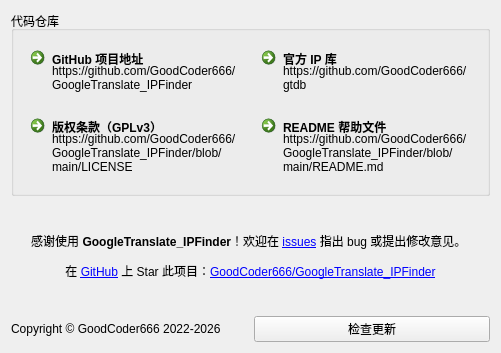
Old version of the form resources/ui/dlgAbout.ui in the repository GoodCoder666/GoogleTranslate_IPFinder.
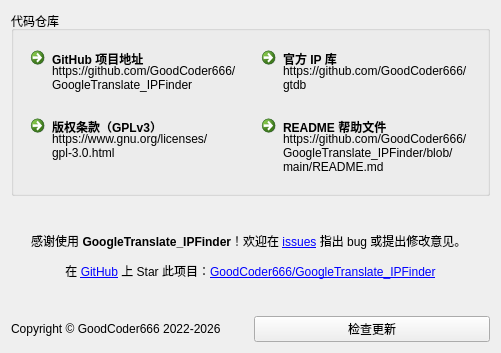
New version of the form.

Commit message: chore: update license links

```diff
--- a/resources/ui/dlgAbout.ui
+++ b/resources/ui/dlgAbout.ui
@@ -46,7 +46,7 @@
          <string>版权条款（GPLv3）</string>
         </property>
         <property name="description">
-         <string>https://github.com/GoodCoder666/GoogleTranslate_IPFinder/blob/main/LICENSE</string>
+         <string>https://www.gnu.org/licenses/gpl-3.0.html</string>
         </property>
        </widget>
       </item>
```
The commit also changes 6 other files.
